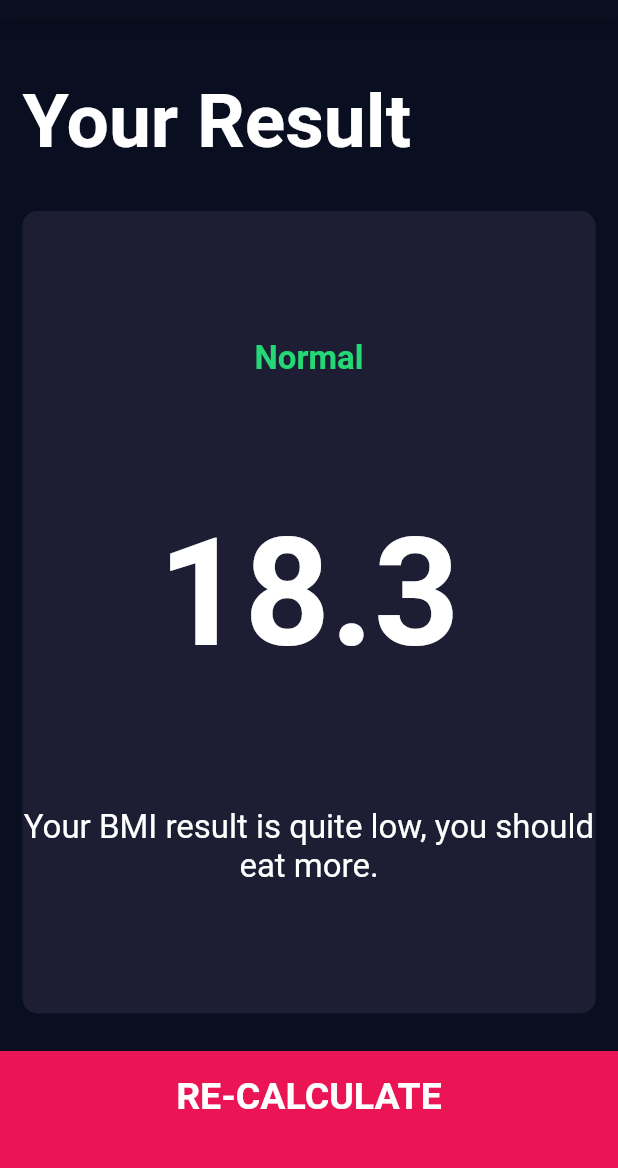
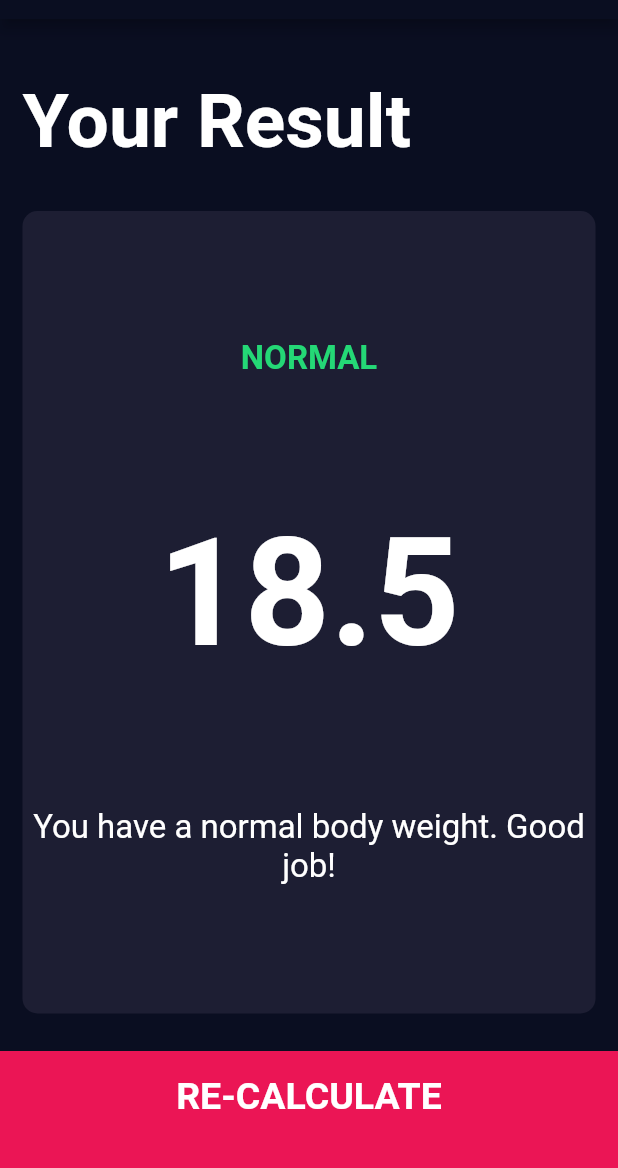
Before and after one commit to charger513/bmi-calculator-flutter, a Flutter app: the screen it shows after launch, after a tap on "CALCULATE", on a phone screen of 412 x 824 dp, the part 65-1233 px from its top. Run offline on Flutter 3.47's test engine with Material 2 defaults, Android fonts, the phone set to English and light mode, and no system bars; our stand-ins replace font_awesome_flutter.

Commit message:
Adding the BMI Calculator Functionality

```diff
--- /dev/null
+++ b/lib/screens/calculator_brain.dart
@@ -0,0 +1,37 @@
+import 'dart:math';
+
+class CalculatorBrain {
+
+  CalculatorBrain({this.height, this.weight});
+
+  final int height;
+  final int weight;
+
+  double _bmi;
+
+  String calculateBMI() {
+    _bmi = weight / pow(height/100, 2);
+    return _bmi.toStringAsFixed(1);
+  }
+
+  String getResults() {
+    if(_bmi >= 25) {
+      return 'Overweight';
+    } else if(_bmi > 18.5) {
+      return 'Normal';
+    } else {
+      return 'Underweight';
+    }
+  }
+
+  String getInterpretation() {
+    if(_bmi >= 25) {
+      return 'You have a higher than normal boy weight. Try to excersice more.';
+    } else if(_bmi > 18.5) {
+      return 'You have a normal body weight. Good job!';
+    } else {
+      return 'You have a lower than normal body weight. You can eat a bit more.';
+    }
+  }
+
+}
--- a/lib/screens/input_page.dart
+++ b/lib/screens/input_page.dart
@@ -3,6 +3,7 @@ import 'package:bmi_calculator/components/icon_content.dart';
 import 'package:bmi_calculator/components/reusable_card.dart';
 import 'package:bmi_calculator/components/round_icon_button.dart';
 import 'package:bmi_calculator/constants.dart';
+import 'package:bmi_calculator/screens/calculator_brain.dart';
 import 'package:bmi_calculator/screens/results_page.dart';
 import 'package:flutter/material.dart';
 import 'package:font_awesome_flutter/font_awesome_flutter.dart';
@@ -209,10 +210,17 @@ class _InputPageState extends State<InputPage> {
           BottomButton(
             buttonTitle: 'CALCULATE',
             onTap: () {
+
+              CalculatorBrain calc = CalculatorBrain(height: height, weight: weight);
+
               Navigator.push(
                 context,
                 MaterialPageRoute(
-                  builder: (BuildContext context) => ResultsPage()
+                  builder: (BuildContext context) => ResultsPage(
+                    bmiResult: calc.calculateBMI(),
+                    resultText: calc.getResults(),
+                    interpretation: calc.getInterpretation(),
+                  )
                 )
               );
             },
--- a/lib/screens/results_page.dart
+++ b/lib/screens/results_page.dart
@@ -4,6 +4,13 @@ import 'package:bmi_calculator/constants.dart';
 import 'package:flutter/material.dart';
 
 class ResultsPage extends StatelessWidget {
+
+  ResultsPage({@required this.bmiResult, @required this.resultText, @required this.interpretation});
+
+  final String bmiResult;
+  final String resultText;
+  final String interpretation;
+
   @override
   Widget build(BuildContext context) {
     return Scaffold(
@@ -33,15 +40,15 @@ class ResultsPage extends StatelessWidget {
                 crossAxisAlignment: CrossAxisAlignment.center,
                 children: <Widget>[
                   Text(
-                    'Normal',
+                    resultText.toUpperCase(),
                     style: kResultTextStyle
                   ),
                   Text(
-                    '18.3',
+                    bmiResult,
                     style: kBMITextStyle
                   ),
                   Text(
-                    'Your BMI result is quite low, you should eat more.',
+                    interpretation,
                     textAlign: TextAlign.center,
                     style: kBodyTextStyle
                   )
```
